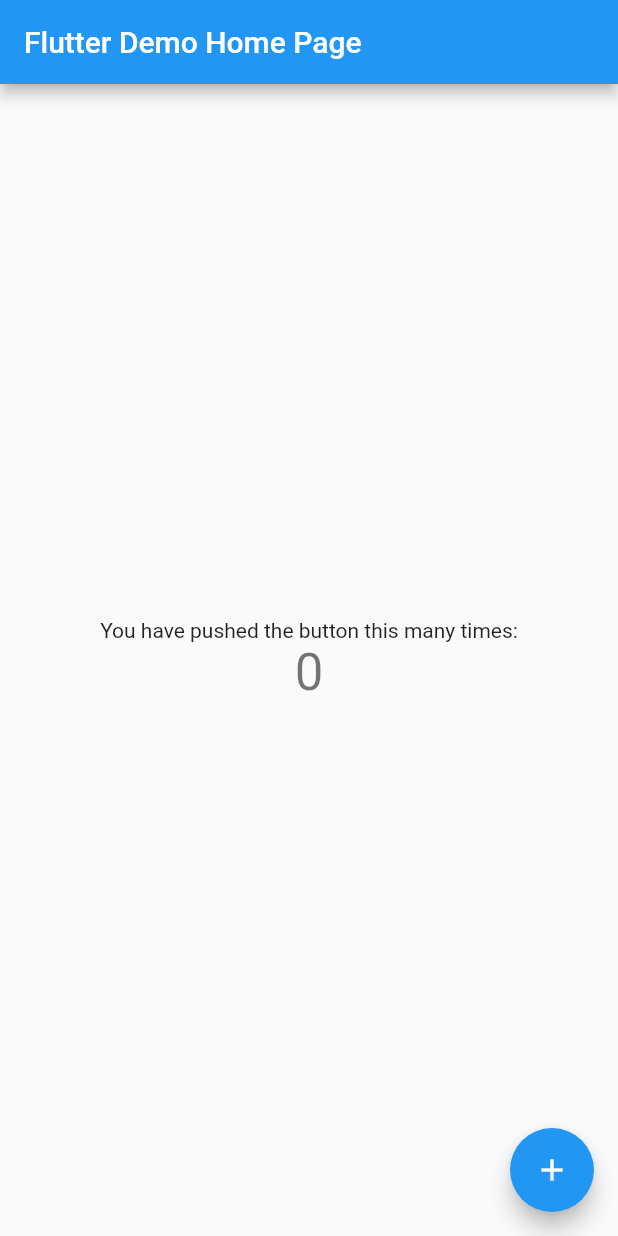
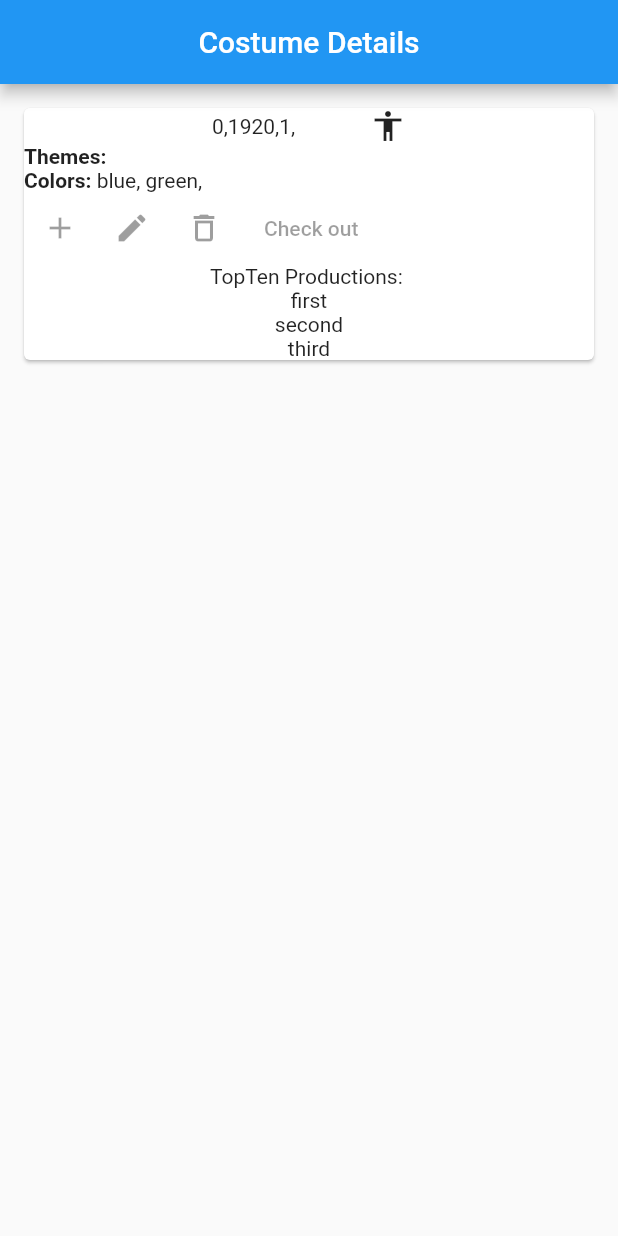
Before and after one commit to Gnutz/dcp-flutter-app, a Flutter app: the screen it shows after launch, on a phone screen of 412 x 824 dp. Run offline on Flutter 3.47's test engine with Material 2 defaults, Android fonts, the phone set to English and light mode, and no system bars.

Commit message:
costume and initial details page

```diff
--- /dev/null
+++ b/lib/Costume.dart
@@ -0,0 +1,37 @@
+enum Fashion {
+  Mens,
+  Womens,
+}
+
+class Production {
+  String title;
+  DateTime startDate;
+  DateTime endDate;
+
+  Production({this.title, this.startDate, this.endDate});
+}
+
+class Costume {
+  String id;
+
+  //created
+  Fashion fashion;
+  String category;
+  String timeperiod;
+  List<String> themes;
+  List<String> colors;
+  List<Production> productions;
+  int quantity;
+  String storageLocation;
+
+  Costume(
+      {this.id,
+      this.fashion,
+      this.category,
+      this.timeperiod,
+      this.themes,
+      this.colors,
+      this.productions,
+      this.quantity,
+      this.storageLocation});
+}
--- a/lib/main.dart
+++ b/lib/main.dart
@@ -1,117 +1,120 @@
+import 'package:digtial_costume_platform/Costume.dart';
+import 'package:flutter/cupertino.dart';
 import 'package:flutter/material.dart';
 
-void main() {
-  runApp(MyApp());
+void main() => runApp(MaterialApp(
+      home: CostumeDetail(),
+    ));
+
+class CostumeDetail extends StatefulWidget {
+  @override
+  _CostumeDetailState createState() => _CostumeDetailState();
 }
 
-class MyApp extends StatelessWidget {
-  // This widget is the root of your application.
+class _CostumeDetailState extends State<CostumeDetail> {
+  IconData fashionToIcon(Fashion fashion) {
+    switch (fashion) {
+      case Fashion.Mens:
+        return Icons.accessibility_outlined;
+      case Fashion.Womens:
+        return Icons.accessible_forward_sharp;
+    }
+  }
+
+  Widget textTemplate(String text) => Text('$text, ');
+
+  Widget costumeTempate(costume) {
+    return Card(
+      margin: EdgeInsets.fromLTRB(16.0, 16.0, 16.0, 0),
+      child: Column(
+        children: <Widget>[
+          Row(mainAxisAlignment: MainAxisAlignment.center, children: <Widget>[
+            Text('${costume.id},'),
+            Text('${costume.timeperiod},'),
+            Text('${costume.quantity.toString()},'),
+            SizedBox(width: 50.0),
+            Icon(fashionToIcon(costume.fashion))
+          ]),
+          Column(
+            children: <Widget>[
+              Row(children: [
+                Text(
+                  'Themes: ',
+                  style: TextStyle(fontWeight: FontWeight.bold),
+                ),
+                Row(
+                  children: costume.themes
+                      .map<Widget>((theme) => textTemplate(theme))
+                      .toList(),
+                ),
+              ]),
+              Row(children: [
+                Text(
+                  'Colors: ',
+                  style: TextStyle(fontWeight: FontWeight.bold),
+                ),
+                Row(
+                  children: costume.colors
+                      .map<Widget>((color) => textTemplate(color))
+                      .toList(),
+                ),
+              ]),
+            ],
+          ),
+          Row(
+            children: [
+              IconButton(icon: Icon(Icons.add), onPressed: null),
+              IconButton(icon: Icon(Icons.edit), onPressed: null),
+              IconButton(icon: Icon(Icons.delete_outline), onPressed: null),
+              FlatButton(onPressed: null, child: Text('Check out'))
+            ],
+          ),
+          Column(children: [
+            Text('TopTen Productions: '),
+            Column(
+              children: costume.productions
+                  .map<Widget>((production) => Text(production.title))
+                  .toList(),
+            ),
+          ])
+        ],
+      ),
+    );
+  }
+
+  List<Costume> costumes = [
+    Costume(
+      id: "0",
+      fashion: Fashion.Mens,
+      timeperiod: "1920",
+      category: "Shirt",
+      quantity: 1,
+      colors: ["blue", "green"],
+      themes: [],
+      productions: [
+        Production(
+            title: "first", startDate: DateTime.now(), endDate: DateTime.now()),
+        Production(
+            title: "second",
+            startDate: DateTime.now(),
+            endDate: DateTime.now()),
+        Production(
+            title: "third", startDate: DateTime.now(), endDate: DateTime.now())
+      ],
+      storageLocation: "Lille garderobe - 13",
+    )
+  ];
+
   @override
   Widget build(BuildContext context) {
-    return MaterialApp(
-      title: 'Flutter Demo',
-      theme: ThemeData(
-        // This is the theme of your application.
-        //
-        // Try running your application with "flutter run". You'll see the
-        // application has a blue toolbar. Then, without quitting the app, try
-        // changing the primarySwatch below to Colors.green and then invoke
-        // "hot reload" (press "r" in the console where you ran "flutter run",
-        // or simply save your changes to "hot reload" in a Flutter IDE).
-        // Notice that the counter didn't reset back to zero; the application
-        // is not restarted.
-        primarySwatch: Colors.blue,
-        // This makes the visual density adapt to the platform that you run
-        // the app on. For desktop platforms, the controls will be smaller and
-        // closer together (more dense) than on mobile platforms.
-        visualDensity: VisualDensity.adaptivePlatformDensity,
+    return Scaffold(
+      appBar: AppBar(
+        title: Text("Costume Details"),
+        centerTitle: true,
       ),
-      home: MyHomePage(title: 'Flutter Demo Home Page'),
+      body: Column(
+        children: costumes.map((costume) => costumeTempate(costume)).toList(),
+      ),
     );
   }
 }
-
-class MyHomePage extends StatefulWidget {
-  MyHomePage({Key key, this.title}) : super(key: key);
-
-  // This widget is the home page of your application. It is stateful, meaning
-  // that it has a State object (defined below) that contains fields that affect
-  // how it looks.
-
-  // This class is the configuration for the state. It holds the values (in this
-  // case the title) provided by the parent (in this case the App widget) and
-  // used by the build method of the State. Fields in a Widget subclass are
-  // always marked "final".
-
-  final String title;
-
-  @override
-  _MyHomePageState createState() => _MyHomePageState();
-}
-
-class _MyHomePageState extends State<MyHomePage> {
-  int _counter = 0;
-
-  void _incrementCounter() {
-    setState(() {
-      // This call to setState tells the Flutter framework that something has
-      // changed in this State, which causes it to rerun the build method below
-      // so that the display can reflect the updated values. If we changed
-      // _counter without calling setState(), then the build method would not be
-      // called again, and so nothing would appear to happen.
-      _counter++;
-    });
-  }
-
-  @override
-  Widget build(BuildContext context) {
-    // This method is rerun every time setState is called, for instance as done
-    // by the _incrementCounter method above.
-    //
-    // The Flutter framework has been optimized to make rerunning build methods
-    // fast, so that you can just rebuild anything that needs updating rather
-    // than having to individually change instances of widgets.
-    return Scaffold(
-      appBar: AppBar(
-        // Here we take the value from the MyHomePage object that was created by
-        // the App.build method, and use it to set our appbar title.
-        title: Text(widget.title),
-      ),
-      body: Center(
-        // Center is a layout widget. It takes a single child and positions it
-        // in the middle of the parent.
-        child: Column(
-          // Column is also a layout widget. It takes a list of children and
-          // arranges them vertically. By default, it sizes itself to fit its
-          // children horizontally, and tries to be as tall as its parent.
-          //
-          // Invoke "debug painting" (press "p" in the console, choose the
-          // "Toggle Debug Paint" action from the Flutter Inspector in Android
-          // Studio, or the "Toggle Debug Paint" command in Visual Studio Code)
-          // to see the wireframe for each widget.
-          //
-          // Column has various properties to control how it sizes itself and
-          // how it positions its children. Here we use mainAxisAlignment to
-          // center the children vertically; the main axis here is the vertical
-          // axis because Columns are vertical (the cross axis would be
-          // horizontal).
-          mainAxisAlignment: MainAxisAlignment.center,
-          children: <Widget>[
-            Text(
-              'You have pushed the button this many times:',
-            ),
-            Text(
-              '$_counter',
-              style: Theme.of(context).textTheme.headline4,
-            ),
-          ],
-        ),
-      ),
-      floatingActionButton: FloatingActionButton(
-        onPressed: _incrementCounter,
-        tooltip: 'Increment',
-        child: Icon(Icons.add),
-      ), // This trailing comma makes auto-formatting nicer for build methods.
-    );
-  }
-}
```
Also changed, not shown: 1 other file.
